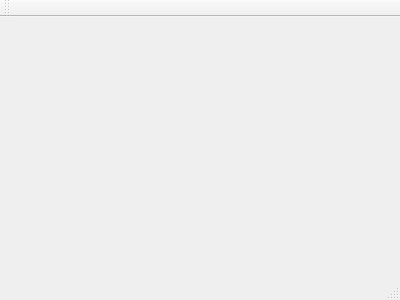
The window that cookbook/mainwindow.ui (shainer/cookbook_old) describes before a commit, drawn with Qt 5.
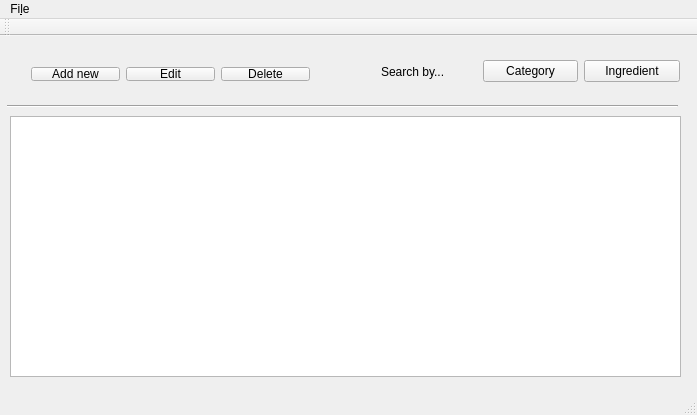
The same window after the commit. Icons and pictures are not drawn.

The edit to the form file:
```diff
--- a/cookbook/mainwindow.ui
+++ b/cookbook/mainwindow.ui
@@ -1,24 +1,164 @@
 <ui version="4.0">
  <class>MainWindow</class>
- <widget class="QMainWindow" name="MainWindow" >
-  <property name="geometry" >
+ <widget class="QMainWindow" name="MainWindow">
+  <property name="geometry">
    <rect>
     <x>0</x>
     <y>0</y>
-    <width>400</width>
-    <height>300</height>
+    <width>697</width>
+    <height>415</height>
    </rect>
   </property>
   <property name="windowTitle" >
    <string>MainWindow</string>
   </property>
-  <widget class="QMenuBar" name="menuBar" />
-  <widget class="QToolBar" name="mainToolBar" />
-  <widget class="QWidget" name="centralWidget" />
-  <widget class="QStatusBar" name="statusBar" />
+  <widget class="QWidget" name="centralWidget">
+   <widget class="QTableView" name="tableView">
+    <property name="geometry">
+     <rect>
+      <x>10</x>
+      <y>80</y>
+      <width>671</width>
+      <height>261</height>
+     </rect>
+    </property>
+   </widget>
+   <widget class="Line" name="line">
+    <property name="geometry">
+     <rect>
+      <x>7</x>
+      <y>60</y>
+      <width>671</width>
+      <height>20</height>
+     </rect>
+    </property>
+    <property name="lineWidth">
+     <number>1</number>
+    </property>
+    <property name="midLineWidth">
+     <number>0</number>
+    </property>
+    <property name="orientation">
+     <enum>Qt::Horizontal</enum>
+    </property>
+   </widget>
+   <widget class="QWidget" name="">
+    <property name="geometry">
+     <rect>
+      <x>20</x>
+      <y>20</y>
+      <width>301</width>
+      <height>36</height>
+     </rect>
+    </property>
+    <layout class="QHBoxLayout" name="horizontalLayout">
+     <item>
+      <widget class="QPushButton" name="pushButton">
+       <property name="text">
+        <string>Add new</string>
+       </property>
+       <property name="icon">
+        <iconset theme="document-new"/>
+       </property>
+      </widget>
+     </item>
+     <item>
+      <widget class="QPushButton" name="pushButton_2">
+       <property name="text">
+        <string>Edit</string>
+       </property>
+       <property name="icon">
+        <iconset theme="edit-paste"/>
+       </property>
+      </widget>
+     </item>
+     <item>
+      <widget class="QPushButton" name="pushButton_5">
+       <property name="text">
+        <string>Delete</string>
+       </property>
+       <property name="icon">
+        <iconset theme="edit-delete"/>
+       </property>
+      </widget>
+     </item>
+    </layout>
+   </widget>
+   <widget class="QWidget" name="">
+    <property name="geometry">
+     <rect>
+      <x>370</x>
+      <y>10</y>
+      <width>321</width>
+      <height>51</height>
+     </rect>
+    </property>
+    <layout class="QHBoxLayout" name="horizontalLayout_2">
+     <item>
+      <widget class="QLabel" name="label">
+       <property name="text">
+        <string>Search by...</string>
+       </property>
+      </widget>
+     </item>
+     <item>
+      <widget class="QPushButton" name="pushButton_3">
+       <property name="text">
+        <string>Category</string>
+       </property>
+      </widget>
+     </item>
+     <item>
+      <widget class="QPushButton" name="pushButton_4">
+       <property name="text">
+        <string>Ingredient</string>
+       </property>
+      </widget>
+     </item>
+    </layout>
+   </widget>
+   <zorder>pushButton</zorder>
+   <zorder>pushButton_2</zorder>
+   <zorder>pushButton_3</zorder>
+   <zorder>label</zorder>
+   <zorder>pushButton_4</zorder>
+   <zorder>tableView</zorder>
+   <zorder>label</zorder>
+   <zorder>line</zorder>
+  </widget>
+  <widget class="QMenuBar" name="menuBar">
+   <property name="geometry">
+    <rect>
+     <x>0</x>
+     <y>0</y>
+     <width>697</width>
+     <height>30</height>
+    </rect>
+   </property>
+   <widget class="QMenu" name="menuCookbook">
+    <property name="title">
+     <string>Fi&amp;le</string>
+    </property>
+    <addaction name="actionQuit"/>
+   </widget>
+   <addaction name="menuCookbook"/>
+  </widget>
+  <widget class="QToolBar" name="mainToolBar">
+   <attribute name="toolBarArea">
+    <enum>TopToolBarArea</enum>
+   </attribute>
+   <attribute name="toolBarBreak">
+    <bool>false</bool>
+   </attribute>
+  </widget>
+  <widget class="QStatusBar" name="statusBar"/>
+  <action name="actionQuit">
+   <property name="text">
+    <string>Quit</string>
+   </property>
+  </action>
  </widget>
- <layoutDefault spacing="6" margin="11" />
- <pixmapfunction></pixmapfunction>
+ <layoutdefault spacing="6" margin="11"/>
  <resources/>
  <connections/>
 </ui>
```
Left out of the diff: 3 changed lines with no effect on the pictures.
